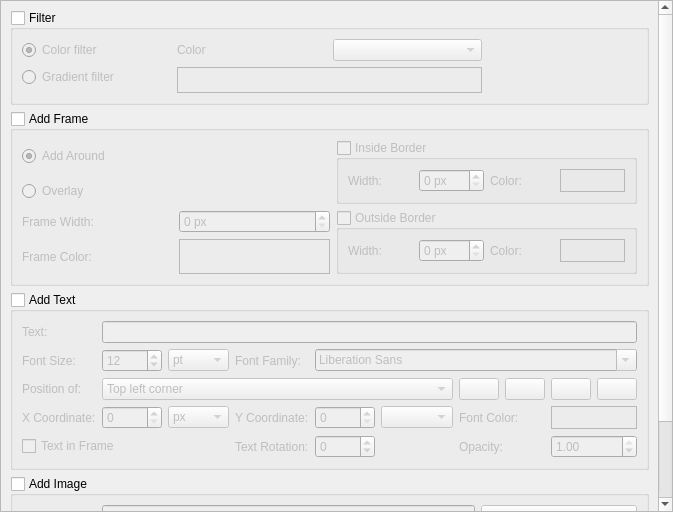
Before: the Qt Designer form dialogs/convert/effectsscrollarea.ui in marek629/SIR, drawn with Qt 5.
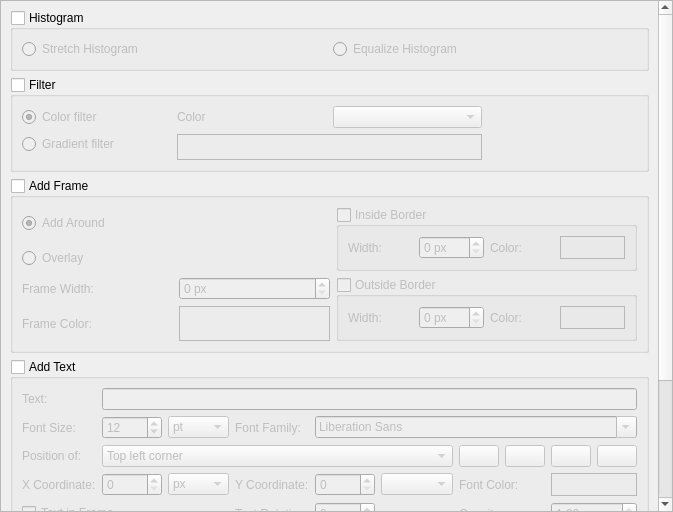
After: the same form once the commit is applied. Custom widgets are drawn as their Qt base class.

Commit message: added histogram stretching and equalization effects

The edit to the form file:
```diff
--- a/dialogs/convert/effectsscrollarea.ui
+++ b/dialogs/convert/effectsscrollarea.ui
@@ -19,14 +19,14 @@
   <widget class="QWidget" name="scrollAreaWidgetContents">
    <property name="geometry">
     <rect>
-     <x>-26</x>
+     <x>0</x>
      <y>0</y>
-     <width>680</width>
-     <height>621</height>
+     <width>697</width>
+     <height>689</height>
     </rect>
    </property>
    <layout class="QGridLayout" name="gridLayout_2">
-    <item row="3" column="0">
+    <item row="4" column="0">
      <widget class="QGroupBox" name="imageGroupBox">
       <property name="title">
        <string>Add Image</string>
@@ -124,7 +124,7 @@
       </layout>
      </widget>
     </item>
-    <item row="4" column="0">
+    <item row="5" column="0">
      <spacer name="verticalSpacer">
       <property name="orientation">
        <enum>Qt::Vertical</enum>
@@ -137,7 +137,7 @@
       </property>
      </spacer>
     </item>
-    <item row="2" column="0">
+    <item row="3" column="0">
      <widget class="QGroupBox" name="textGroupBox">
       <property name="title">
        <string>Add Text</string>
@@ -425,7 +425,7 @@
       </layout>
      </widget>
     </item>
-    <item row="1" column="0">
+    <item row="2" column="0">
      <widget class="QGroupBox" name="frameGroupBox">
       <property name="title">
        <string>Add Frame</string>
@@ -580,7 +580,7 @@
       </layout>
      </widget>
     </item>
-    <item row="0" column="0">
+    <item row="1" column="0">
      <widget class="QGroupBox" name="filterGroupBox">
       <property name="title">
        <string>Filter</string>
@@ -648,6 +648,35 @@
       </layout>
      </widget>
     </item>
+    <item row="0" column="0">
+     <widget class="QGroupBox" name="histogramGroupBox">
+      <property name="title">
+       <string>Histogram</string>
+      </property>
+      <property name="checkable">
+       <bool>true</bool>
+      </property>
+      <property name="checked">
+       <bool>false</bool>
+      </property>
+      <layout class="QHBoxLayout" name="horizontalLayout_4">
+       <item>
+        <widget class="QRadioButton" name="stretchHistogramRadioButton">
+         <property name="text">
+          <string>Stretch Histogram</string>
+         </property>
+        </widget>
+       </item>
+       <item>
+        <widget class="QRadioButton" name="equalizeHistogramRadioButton">
+         <property name="text">
+          <string>Equalize Histogram</string>
+         </property>
+        </widget>
+       </item>
+      </layout>
+     </widget>
+    </item>
    </layout>
   </widget>
  </widget>
```
The commit also changes 12 other files.
